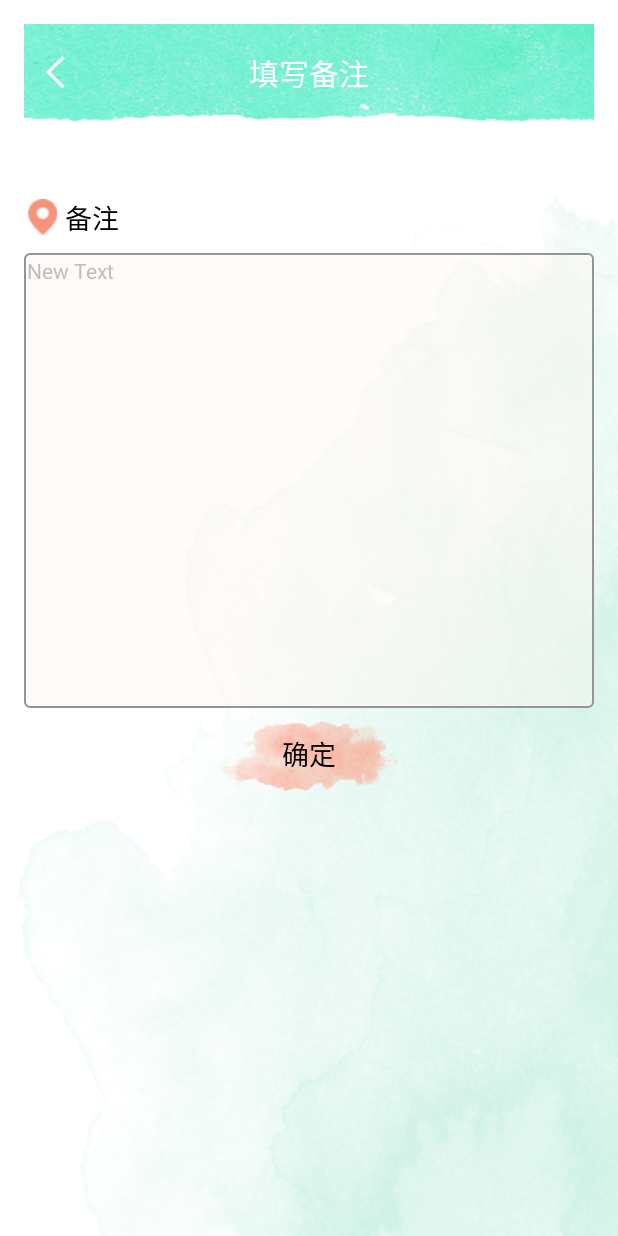
After one commit to chao-zhou/NailD2D, an Android app: the layout activity_order_comment.xml on its own in the app's theme, with its tools: preview values and no code run, on a phone screen of 412 x 824 dp. The commit adds this screen. Run offline under Robolectric (Android 15) with nearby library versions, the phone set to English and light mode, and no system bars.

Commit message:
添加订单备注

```diff
--- a/app/src/main/AndroidManifest.xml
+++ b/app/src/main/AndroidManifest.xml
@@ -38,6 +38,10 @@
             android:name=".OrderAddressActivity"
             android:label="@string/title_activity_order_address" >
         </activity>
+        <activity
+            android:name=".OrderCommentActivity"
+            android:label="@string/title_activity_order_comment" >
+        </activity>
     </application>
 
 </manifest>
--- /dev/null
+++ b/app/src/main/java/com/naild2d/android/OrderCommentActivity.java
@@ -0,0 +1,39 @@
+package com.naild2d.android;
+
+import android.support.v7.app.ActionBarActivity;
+import android.os.Bundle;
+import android.view.Menu;
+import android.view.MenuItem;
+
+
+public class OrderCommentActivity extends ActionBarActivity {
+
+    @Override
+    protected void onCreate(Bundle savedInstanceState) {
+        super.onCreate(savedInstanceState);
+        setContentView(R.layout.activity_order_comment);
+    }
+
+
+    @Override
+    public boolean onCreateOptionsMenu(Menu menu) {
+        // Inflate the menu; this adds items to the action bar if it is present.
+        getMenuInflater().inflate(R.menu.menu_order_comment, menu);
+        return true;
+    }
+
+    @Override
+    public boolean onOptionsItemSelected(MenuItem item) {
+        // Handle action bar item clicks here. The action bar will
+        // automatically handle clicks on the Home/Up button, so long
+        // as you specify a parent activity in AndroidManifest.xml.
+        int id = item.getItemId();
+
+        //noinspection SimplifiableIfStatement
+        if (id == R.id.action_settings) {
+            return true;
+        }
+
+        return super.onOptionsItemSelected(item);
+    }
+}
--- /dev/null
+++ b/app/src/main/res/drawable/text_backgroud_gray.xml
@@ -0,0 +1,17 @@
+<?xml version="1.0" encoding="utf-8"?>
+<shape xmlns:android="http://schemas.android.com/apk/res/android" >
+    <corners
+        android:bottomRightRadius="3dp"
+        android:bottomLeftRadius="3dp"
+        android:topLeftRadius="3dp"
+        android:topRightRadius="3dp"/>
+    <padding
+        android:left="2dp"
+        android:top="2dp"
+        android:right="2dp"
+        android:bottom="2dp"/>
+    <stroke
+        android:width="1dp"
+        android:color="#959595" />
+    <solid android:color="#80fef7f4"/>
+</shape>
--- /dev/null
+++ b/app/src/main/res/layout/activity_order_comment.xml
@@ -0,0 +1,69 @@
+<LinearLayout xmlns:android="http://schemas.android.com/apk/res/android"
+    xmlns:tools="http://schemas.android.com/tools" android:layout_width="match_parent"
+    xmlns:app="http://schemas.android.com/apk/res-auto"
+    android:layout_height="match_parent"
+    android:paddingLeft="@dimen/activity_horizontal_margin"
+    android:paddingRight="@dimen/activity_horizontal_margin"
+    android:paddingTop="@dimen/activity_vertical_margin"
+    android:paddingBottom="@dimen/activity_vertical_margin"
+    android:orientation="vertical"
+    android:background="@drawable/bg_01"
+    tools:context="com.naild2d.android.OrderDetails"
+    android:weightSum="1">
+
+    <RelativeLayout
+        android:id="@+id/home_head_bar"
+        android:layout_width="fill_parent"
+        android:layout_height="65dp"
+        android:orientation="horizontal"
+        android:layout_marginBottom="10dp"
+        android:paddingTop="5dp"
+        android:background="@drawable/banner_top_green">
+
+        <ImageButton
+            android:layout_width="22dp"
+            android:layout_height="22dp"
+            android:layout_marginLeft="10dp"
+            android:layout_centerInParent="true"
+            android:layout_alignParentLeft="true"
+            android:src="@drawable/pkgls_back"
+            android:scaleType="centerInside"
+            android:background="@android:color/transparent" />
+
+        <TextView
+            android:layout_width="wrap_content"
+            android:layout_height="wrap_content"
+            android:layout_centerInParent="true"
+            android:text="填写备注"
+            android:textColor="#FFFFFF"
+            android:textSize="20sp"
+            android:background="@android:color/transparent" />
+    </RelativeLayout>
+
+    <com.naild2d.android.component.ImageTextView
+        android:layout_width="wrap_content"
+        android:layout_height="wrap_content"
+        android:layout_marginTop="40dp"
+        app:text="备注"
+        app:textSize="18"
+        app:textColor="#000000"
+        app:image="@drawable/icon_location_pink"/>
+
+    <TextView
+        android:layout_width="match_parent"
+        android:layout_height="wrap_content"
+        android:layout_marginTop="10dp"
+        android:text="New Text"
+        android:id="@+id/textView2"
+        android:layout_weight="0.5"
+        android:background="@drawable/text_backgroud_gray"/>
+
+    <Button
+        android:layout_width="120dp"
+        android:layout_height="50dp"
+        android:text="确定"
+        android:textSize="18sp"
+        android:layout_marginTop="5dp"
+        android:layout_gravity="center_horizontal"
+        android:background="@drawable/btn_shuicai_pink"/>
+</LinearLayout>
--- /dev/null
+++ b/app/src/main/res/menu/menu_order_comment.xml
@@ -0,0 +1,7 @@
+<menu xmlns:android="http://schemas.android.com/apk/res/android"
+    xmlns:app="http://schemas.android.com/apk/res-auto"
+    xmlns:tools="http://schemas.android.com/tools"
+    tools:context="com.naild2d.android.OrderCommentActivity">
+    <item android:id="@+id/action_settings" android:title="@string/action_settings"
+        android:orderInCategory="100" app:showAsAction="never" />
+</menu>
--- a/app/src/main/res/values/strings.xml
+++ b/app/src/main/res/values/strings.xml
@@ -10,5 +10,6 @@
     <string name="title_activity_pending_order_list">PendingOrderList</string>
     <string name="title_activity_order_details">OrderDetails</string>
     <string name="title_activity_order_address">OrderAddressActivity</string>
+    <string name="title_activity_order_comment">OrderCommentActivity</string>
 
 </resources>
```
